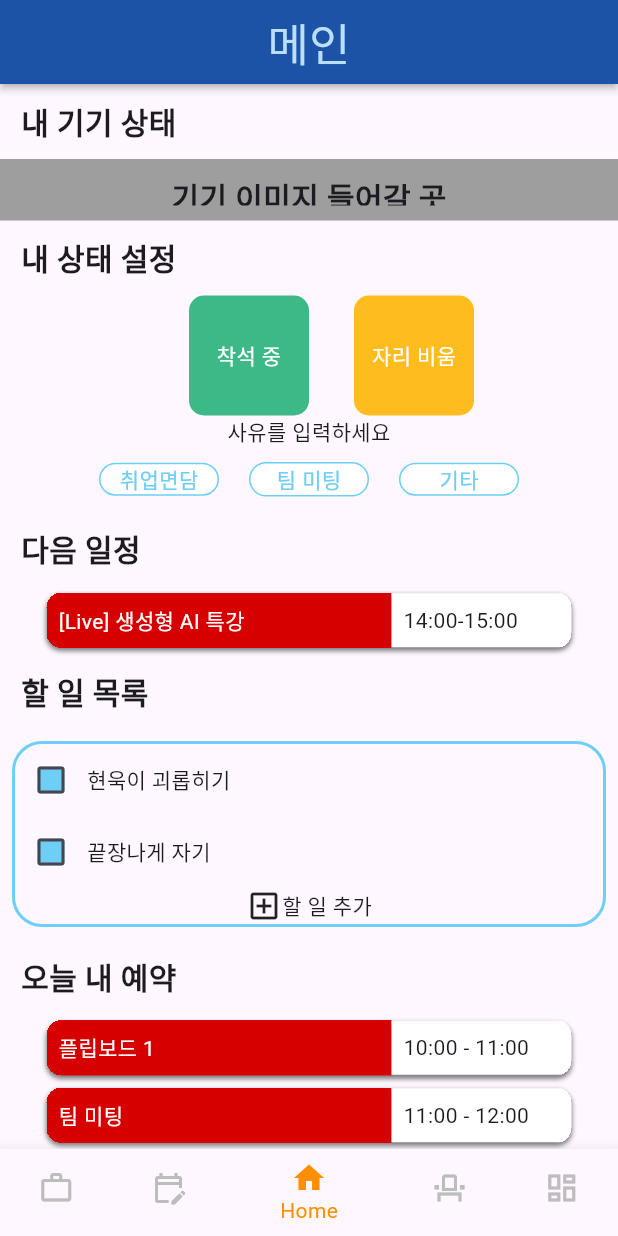
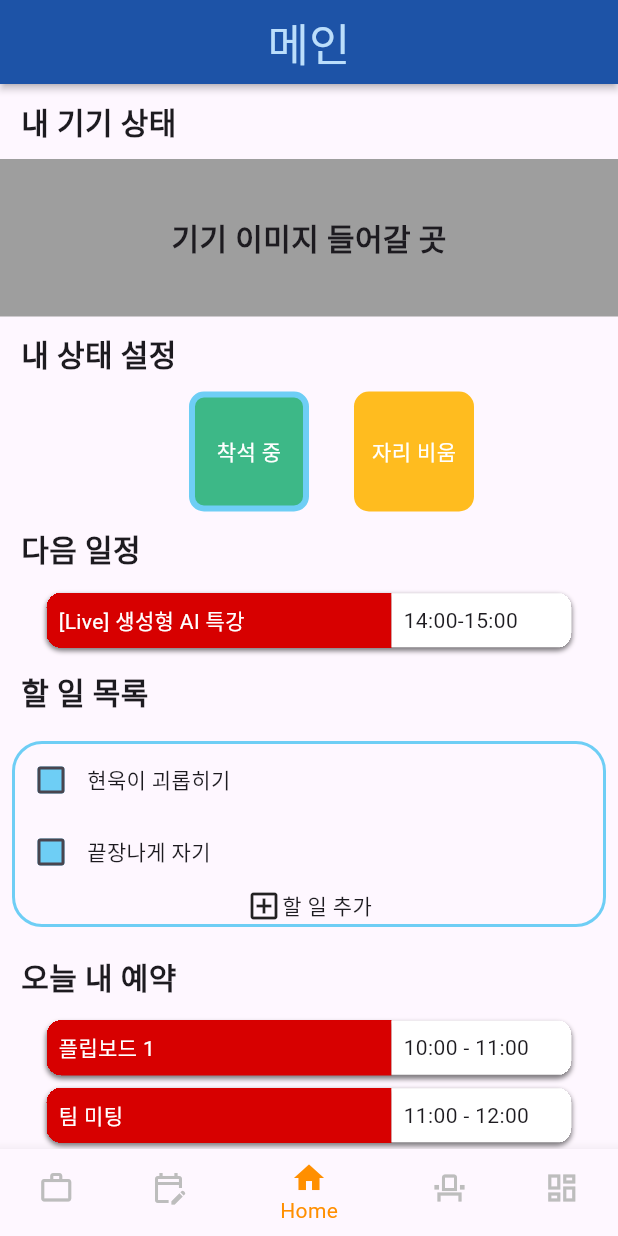
Before and after one commit to latter-electronic/MOASS, a Flutter app: the screen it shows after launch, item 3 of the bottom bar chosen, on a phone screen of 412 x 824 dp. Run offline on Flutter 3.47's test engine with Material 3 defaults, Android fonts, the phone set to English and light mode, and no system bars.

Commit message:
Feat: 내 상태설정  버튼 선택여부 구현

```diff
--- a/Frontend/moass/lib/screens/main_home_screen.dart
+++ b/Frontend/moass/lib/screens/main_home_screen.dart
@@ -1,5 +1,6 @@
 import 'package:flutter/cupertino.dart';
 import 'package:flutter/material.dart';
+import 'package:flutter/rendering.dart';
 import 'package:flutter/widgets.dart';
 import 'package:moass/widgets/check_box.dart';
 import 'package:moass/widgets/top_bar.dart';
@@ -15,7 +16,26 @@
 }
 
 class _MainHomeScreenState extends State<MainHomeScreen> {
-  bool selectSeatedState = true;
+  String selectedSeatedState = 'here';
+
+// 내상태 설정
+// 자리비움으로 바꾸기
+  void setStateNotHere() {
+    setState(() {
+      if (selectedSeatedState == 'here') {
+        selectedSeatedState = 'notHere';
+      }
+    });
+  }
+
+// 착석으로 바꾸기
+  void setStateHere() {
+    setState(() {
+      if (selectedSeatedState == 'notHere') {
+        selectedSeatedState = 'here';
+      }
+    });
+  }
 
   @override
   Widget build(BuildContext context) {
@@ -40,35 +60,50 @@
               Row(
                 mainAxisAlignment: MainAxisAlignment.center,
                 children: [
-                  Container(
+                  GestureDetector(
+                    onTap: setStateHere,
+                    child: Container(
                       margin: const EdgeInsets.symmetric(horizontal: 30),
                       width: 80,
                       height: 80,
-                    decoration: const BoxDecoration(
-                      color: Color(0xFF3DB887),
-                      borderRadius: BorderRadius.all(Radius.circular(10)),
-                    ),
+                      decoration: BoxDecoration(
+                          color: const Color(0xFF3DB887),
+                          borderRadius:
+                              const BorderRadius.all(Radius.circular(10)),
+                          border: selectedSeatedState == 'here'
+                              ? Border.all(
+                                  color: const Color(0xFF6ECEF5), width: 4.0)
+                              : null),
                       child: const Center(
                           child: Text('착석 중',
                               style: TextStyle(color: Colors.white))),
                     ),
-                  Container(
+                  ),
+                  GestureDetector(
+                    onTap: setStateNotHere,
+                    child: Container(
                       width: 80,
                       height: 80,
-                    decoration: const BoxDecoration(
-                      color: Color(0xFFFFBC1F),
-                      borderRadius: BorderRadius.all(Radius.circular(10)),
-                    ),
+                      decoration: BoxDecoration(
+                          color: const Color(0xFFFFBC1F),
+                          borderRadius:
+                              const BorderRadius.all(Radius.circular(10)),
+                          border: selectedSeatedState == 'notHere'
+                              ? Border.all(
+                                  color: const Color(0xFF6ECEF5), width: 4.0)
+                              : null),
                       child: const Center(
                           child: Text('자리 비움',
                               style: TextStyle(color: Colors.white))),
                     ),
+                  ),
                 ],
               ),
-              const Column(
-                children: [
-                  Text('사유를 입력하세요'),
-                  Row(
+              Column(
+                children: selectedSeatedState == 'notHere'
+                    ? [
+                        const Text('사유를 입력하세요'),
+                        const Row(
                           mainAxisAlignment: MainAxisAlignment.center,
                           children: [
                             MyStateSelector(state: '취업면담'),
@@ -76,7 +111,8 @@
                             MyStateSelector(state: '기타'),
                           ],
                         )
-                ],
+                      ]
+                    : [],
               ),
             ],
           ),
```
Lines whose indentation alone changed are shown as unchanged.
